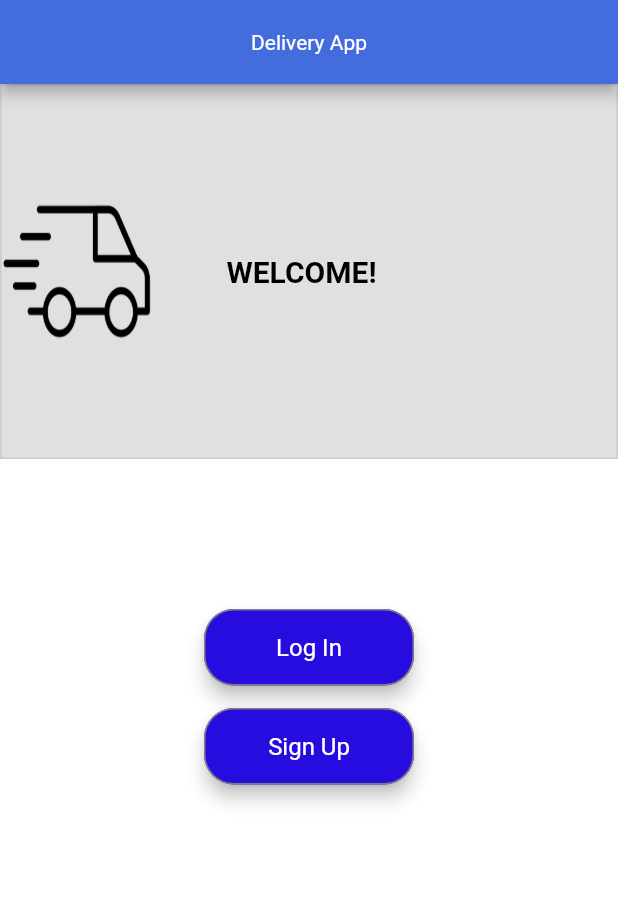
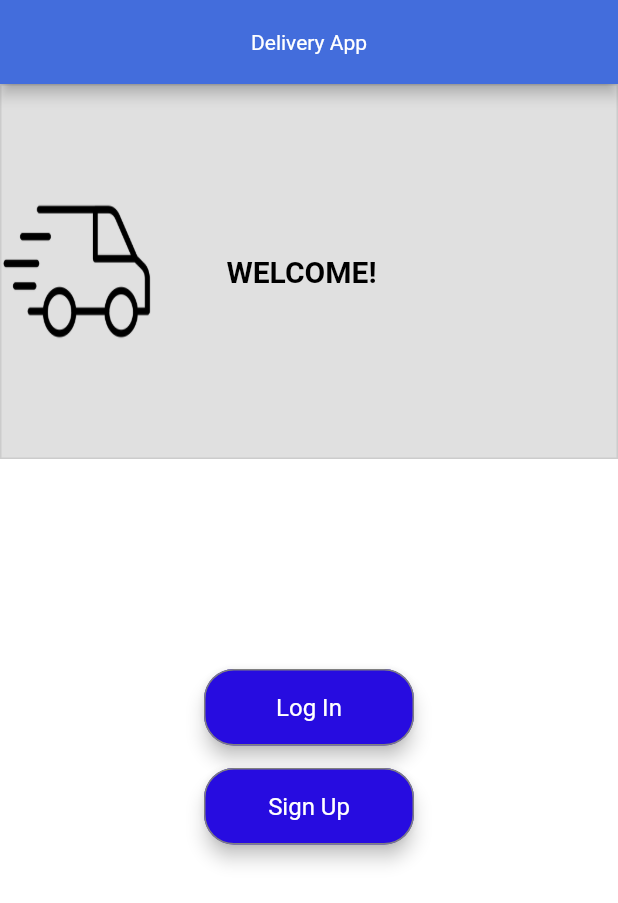
Before and after one commit to RealYSF8/itec404_delivery_app, a Flutter app: the screen it shows after launch, on a phone screen of 412 x 824 dp. Shown: the top 903 px of the screen. Run offline on Flutter 3.47's test engine with Material 2 defaults, Android fonts, the light colour scheme and no system bars; our stand-ins replace flutter_spinkit.

```diff
--- a/lib/pages/home.dart
+++ b/lib/pages/home.dart
@@ -73,7 +73,7 @@ class HomeScreen extends StatelessWidget {
             ),
           ),
           Padding(
-            padding: EdgeInsets.fromLTRB(0, 100, 0, 0),
+            padding: EdgeInsets.fromLTRB(0, 140, 0, 0),
             child: MaterialButton(
               onPressed: () {
                 Navigator.pushNamed(context, '/login');
```
